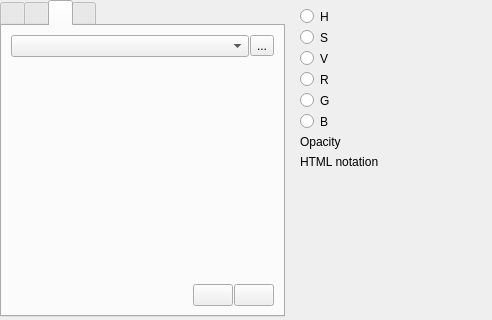
Above: src/ui/qgscompoundcolorwidget.ui from qgis/QGIS before the change; both pictures show x 0 to 492 and y 0 to 320 of the 620 by 402 pixel window. Below: the same form after it.
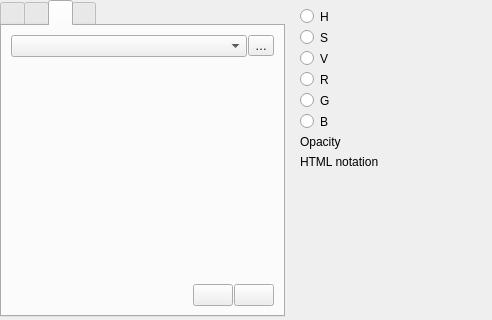
That is the form after the change. Icons and pictures are not drawn. Custom widgets are drawn as their Qt base class.

Diff of the .ui file:
```diff
--- a/src/ui/qgscompoundcolorwidget.ui
+++ b/src/ui/qgscompoundcolorwidget.ui
@@ -102,7 +102,7 @@
            <item>
             <widget class="QToolButton" name="mSchemeToolButton">
              <property name="text">
-              <string>...</string>
+              <string>…</string>
              </property>
              <property name="popupMode">
               <enum>QToolButton::InstantPopup</enum>
```
